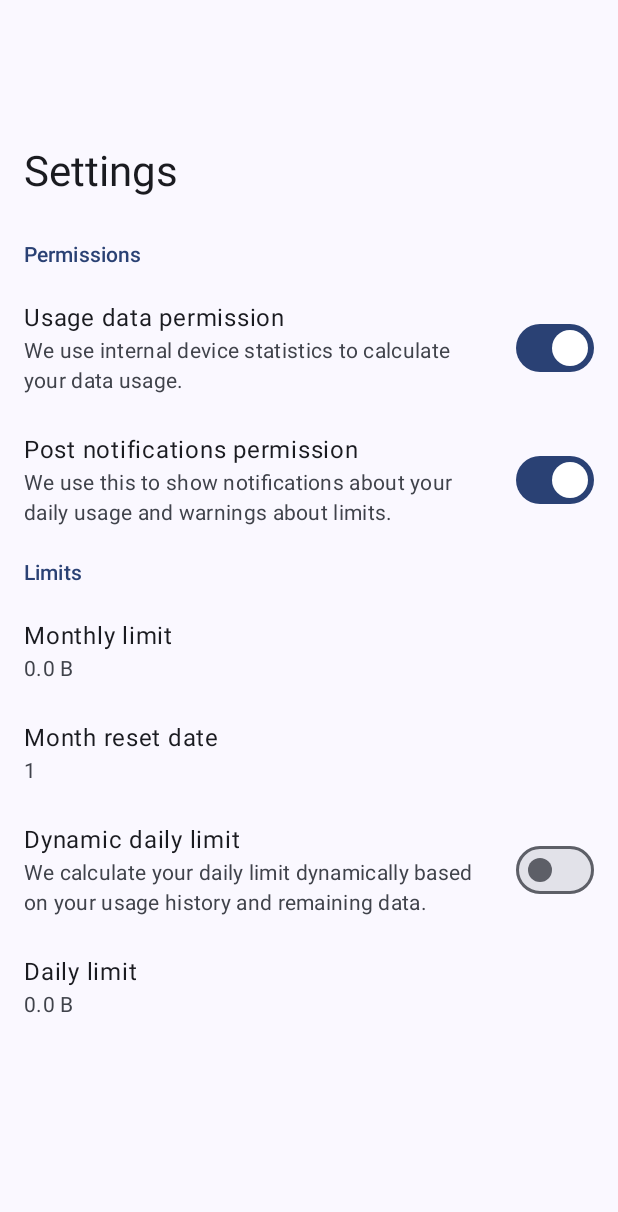
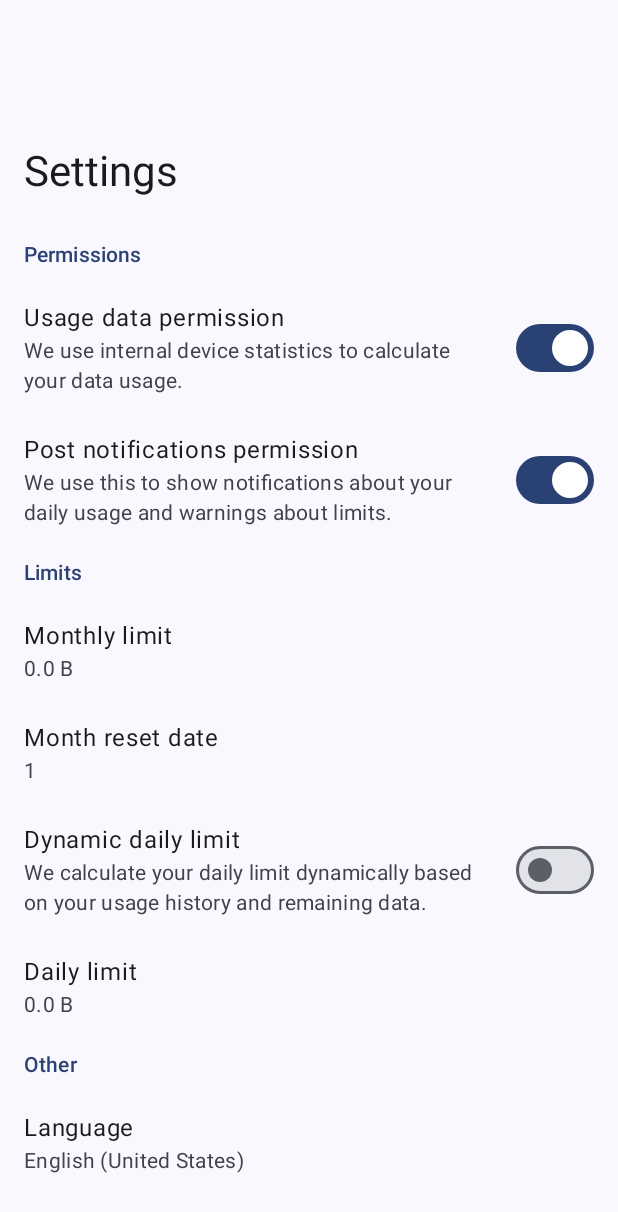
Before and after one commit to JakubHekal/Kvotka, an Android app built with Jetpack Compose: the composable SettingsScreen shown on its own in the app's theme, on a phone screen of 412 x 824 dp. Shown: the top 1212 px of the screen. Run offline under Robolectric (Android 15) with nearby library versions, the phone set to English and light mode, and no system bars; libraries missing offline, so code that uses them is left out: com.ramcosta.composedestinations; 5 statements that could not run were skipped.

Commit message:
Add locale configuration and language settings; enhance localization support in settings screen

```diff
--- a/app/src/main/AndroidManifest.xml
+++ b/app/src/main/AndroidManifest.xml
@@ -21,6 +21,7 @@
         android:label="@string/app_name"
         android:supportsRtl="true"
         android:theme="@style/Theme.AppCompat.DayNight.NoActionBar"
+        android:localeConfig="@xml/locales_config"
         tools:targetApi="34">
         <activity
             android:name=".MainActivity"
--- a/app/src/main/java/com/jakubhekal/kvotka/screens/SettingsScreen.kt
+++ b/app/src/main/java/com/jakubhekal/kvotka/screens/SettingsScreen.kt
@@ -1,5 +1,9 @@
 package com.jakubhekal.kvotka.screens
 
+import android.content.Intent
+import android.net.Uri
+import android.os.Build
+import android.provider.Settings
 import androidx.compose.foundation.clickable
 import androidx.compose.foundation.layout.Arrangement
 import androidx.compose.foundation.layout.Column
@@ -33,6 +37,7 @@ import androidx.compose.runtime.setValue
 import androidx.compose.ui.Alignment
 import androidx.compose.ui.Modifier
 import androidx.compose.ui.input.nestedscroll.nestedScroll
+import androidx.compose.ui.platform.LocalContext
 import androidx.compose.ui.res.stringResource
 import androidx.compose.ui.text.input.TextFieldValue
 import androidx.compose.ui.unit.dp
@@ -44,6 +49,7 @@ import com.jakubhekal.kvotka.viewmodels.GenericViewModel
 import com.jakubhekal.kvotka.viewmodels.SettingsViewModel
 import com.ramcosta.composedestinations.annotation.Destination
 import com.ramcosta.composedestinations.annotation.RootGraph
+import java.util.Locale.getDefault
 
 @OptIn(ExperimentalMaterial3Api::class)
 @Destination<RootGraph>
@@ -226,6 +232,27 @@ fun SettingsList(model: SettingsViewModel.Model, onUpdate: (SettingsViewModel.Mo
                 onClick = { dailyLimitDialog = true }
             )
         }
+
+        val context = LocalContext.current
+        val currentLocale = context.resources.configuration.locales[0]
+
+        if (Build.VERSION.SDK_INT >= Build.VERSION_CODES.TIRAMISU) {
+            Text(
+                modifier = Modifier.padding(16.dp, 8.dp),
+                color = MaterialTheme.colorScheme.primary,
+                style = MaterialTheme.typography.titleSmall,
+                text = stringResource(R.string.settings_category_other)
+            )
+            SettingRow(
+                title = stringResource(R.string.setting_title_language),
+                description = currentLocale.getDisplayName(currentLocale).replaceFirstChar { if (it.isLowerCase()) it.titlecase(getDefault()) else it.toString() },
+                onClick = {
+                    val intent = Intent(Settings.ACTION_APP_LOCALE_SETTINGS)
+                    intent.data = Uri.parse("package:" + context.packageName)
+                    context.startActivity(intent)
+                }
+            )
+        }
     }
 }
 
--- a/app/src/main/res/values/strings.xml
+++ b/app/src/main/res/values/strings.xml
@@ -37,6 +37,8 @@
     <string name="setting_description_dynamic_daily_limit">We calculate your daily limit dynamically based on your usage history and remaining data.</string>
     <string name="setting_title_daily_limit">Daily limit</string>
     <string name="setting_description_daily_limit">Your daily limit, you can change the unit by clicking on it</string>
+    <string name="settings_category_other">Other</string>
+    <string name="setting_title_language">Language</string>
     <string name="label_today">Today</string>
     <string name="label_app_name">App name</string>
     <string name="label_this_month">This month</string>
--- /dev/null
+++ b/app/src/main/res/xml/locales_config.xml
@@ -0,0 +1,5 @@
+<?xml version="1.0" encoding="utf-8"?>
+<locale-config xmlns:android="http://schemas.android.com/apk/res/android">
+    <locale android:name="en" />
+    <locale android:name="cs" />
+</locale-config>
```
Also changed, not shown: app/build.gradle.kts (+4 -3 lines), 1 other file.
